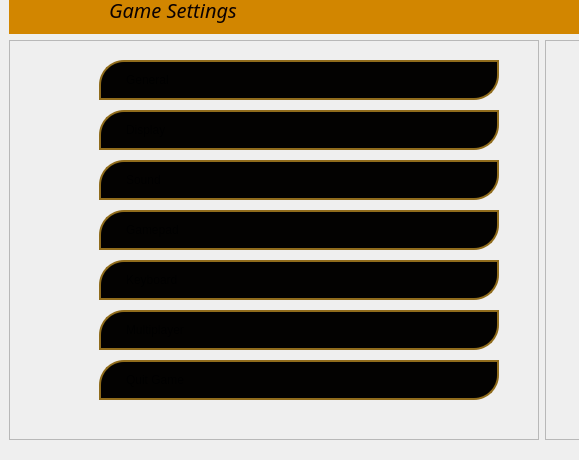
This is src/frontend/qt_sdl/MainWindow/MainWindowSettings.ui in vitor251093/KHMelonMix as Qt 5 draws it before an edit; both pictures show x 0 to 579 and y 145 to 605 of the 1064 by 900 pixel window. The edited form follows.
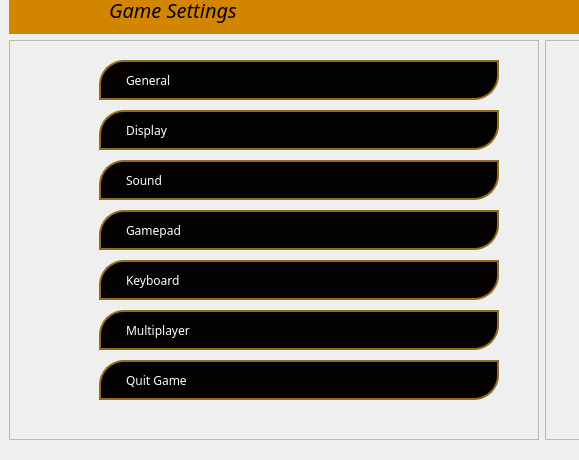
This is the edited form.

Commit message: Buttons and labels should be visible

The edit to the form file:
```diff
--- a/src/frontend/qt_sdl/MainWindow/MainWindowSettings.ui
+++ b/src/frontend/qt_sdl/MainWindow/MainWindowSettings.ui
@@ -50,8 +50,14 @@
           <height>40</height>
         </rect>
         </property>
+       <property name="font">
+        <font>
+         <family>KH2 ALL MENU</family>
+        </font>
+       </property>
         <property name="styleSheet">
-        <string notr="true">border-color: rgb(144, 108, 28);
+        <string notr="true">color: rgb(255, 255, 255);
+border-color: rgb(144, 108, 28);
   border-style: solid;
   border-width: 2px;
   border-top-left-radius: 25px;
@@ -73,8 +79,14 @@
           <height>40</height>
         </rect>
         </property>
+       <property name="font">
+        <font>
+         <family>KH2 ALL MENU</family>
+        </font>
+       </property>
         <property name="styleSheet">
-        <string notr="true">border-color: rgb(144, 108, 28);
+        <string notr="true">color: rgb(255, 255, 255);
+border-color: rgb(144, 108, 28);
   border-style: solid;
   border-width: 2px;
   border-top-left-radius: 25px;
@@ -96,8 +108,14 @@
           <height>40</height>
         </rect>
         </property>
+       <property name="font">
+        <font>
+         <family>KH2 ALL MENU</family>
+        </font>
+       </property>
         <property name="styleSheet">
-        <string notr="true">border-color: rgb(144, 108, 28);
+        <string notr="true">color: rgb(255, 255, 255);
+border-color: rgb(144, 108, 28);
   border-style: solid;
   border-width: 2px;
   border-top-left-radius: 25px;
@@ -119,8 +137,14 @@
           <height>40</height>
         </rect>
         </property>
+       <property name="font">
+        <font>
+         <family>KH2 ALL MENU</family>
+        </font>
+       </property>
         <property name="styleSheet">
-        <string notr="true">border-color: rgb(144, 108, 28);
+        <string notr="true">color: rgb(255, 255, 255);
+border-color: rgb(144, 108, 28);
   border-style: solid;
   border-width: 2px;
   border-top-left-radius: 25px;
@@ -142,8 +166,14 @@
           <height>40</height>
         </rect>
         </property>
+       <property name="font">
+        <font>
+         <family>KH2 ALL MENU</family>
+        </font>
+       </property>
         <property name="styleSheet">
-        <string notr="true">border-color: rgb(144, 108, 28);
+        <string notr="true">color: rgb(255, 255, 255);
+border-color: rgb(144, 108, 28);
   border-style: solid;
   border-width: 2px;
   border-top-left-radius: 25px;
@@ -165,8 +195,14 @@
           <height>40</height>
         </rect>
         </property>
+       <property name="font">
+        <font>
+         <family>KH2 ALL MENU</family>
+        </font>
+       </property>
         <property name="styleSheet">
-        <string notr="true">border-color: rgb(144, 108, 28);
+        <string notr="true">color: rgb(255, 255, 255);
+border-color: rgb(144, 108, 28);
   border-style: solid;
   border-width: 2px;
   border-top-left-radius: 25px;
@@ -188,8 +224,14 @@
           <height>40</height>
         </rect>
         </property>
+       <property name="font">
+        <font>
+         <family>KH2 ALL MENU</family>
+        </font>
+       </property>
         <property name="styleSheet">
-        <string notr="true">border-color: rgb(144, 108, 28);
+        <string notr="true">color: rgb(255, 255, 255);
+border-color: rgb(144, 108, 28);
   border-style: solid;
   border-width: 2px;
   border-top-left-radius: 25px;
```
Left out of the diff: 4 changed lines with no effect on the pictures. Lines whose indentation alone changed are shown as unchanged.
